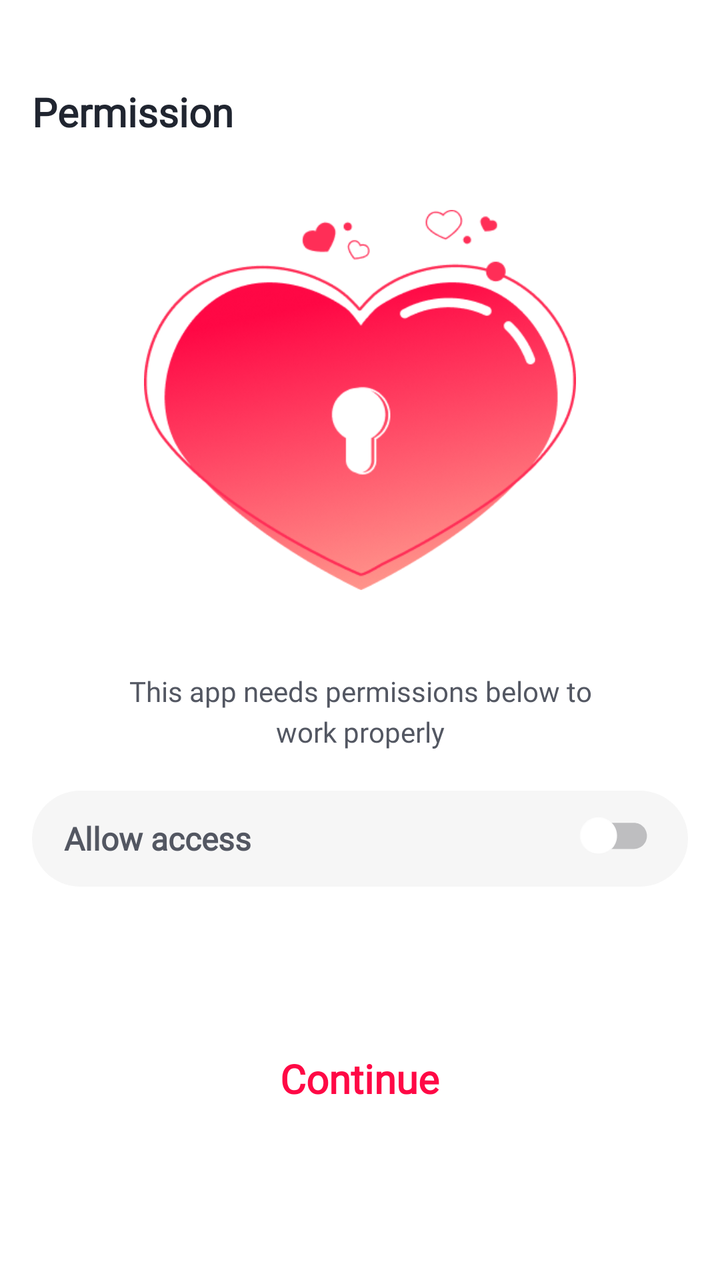
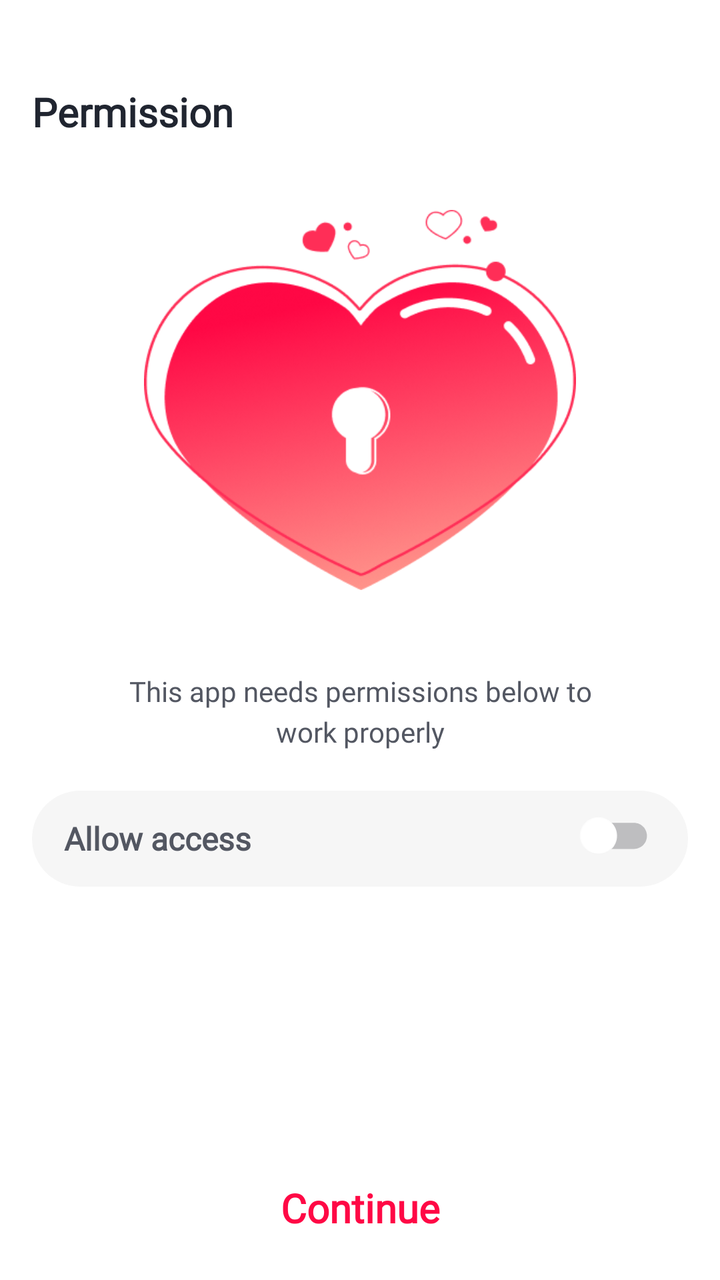

Before-and-after screenshots of an Android layout around one commit, followed by the original layout XML and the change that was made.
<!-- AndroidManifest.xml: activity theme Theme.Lovetest.Splash -->
<!-- res/layout/activity_permission.xml -->
<?xml version="1.0" encoding="utf-8"?>
<LinearLayout xmlns:android="http://schemas.android.com/apk/res/android"
    xmlns:app="http://schemas.android.com/apk/res-auto"
    xmlns:tools="http://schemas.android.com/tools"
    android:id="@+id/main"
    android:layout_width="match_parent"
    android:layout_height="match_parent"
    android:orientation="vertical"
    android:background="@drawable/splash_background"
    android:fillViewport="true"
    tools:context=".component.permission.PermissionActivity">
    <androidx.core.widget.NestedScrollView
        android:layout_width="match_parent"
        android:layout_height="0dp"
        android:layout_weight="1"
        android:fillViewport="true">
    <LinearLayout
        android:layout_width="match_parent"
        android:layout_height="wrap_content"
        android:orientation="vertical"
        android:paddingHorizontal="16dp"
        android:paddingBottom="24dp">
        <TextView
            android:id="@+id/tvTitle"
            android:layout_width="match_parent"
            android:layout_height="48dp"
            android:layout_marginTop="32dp"
            android:fontFamily="@font/plusjakartasans_semibold"
            android:gravity="center_vertical"
            android:text="@string/permission_title"
            android:textColor="@color/splash_title"
            android:textSize="20sp"
            android:textStyle="bold" />
        <ImageView
            android:id="@+id/imgPermission"
            android:layout_width="216dp"
            android:layout_height="192dp"
            android:layout_gravity="center_horizontal"
            android:layout_marginTop="24dp"
            android:importantForAccessibility="no"
            android:scaleType="fitCenter"
            android:src="@drawable/permission" />
        <TextView
            android:id="@+id/tvDescription"
            android:layout_width="match_parent"
            android:layout_height="wrap_content"
            android:layout_marginTop="40dp"
            android:fontFamily="@font/plusjakartasans_regular"
            android:gravity="center"
            android:lineSpacingExtra="4dp"
            android:text="@string/permission_description"
            android:textColor="@color/splash_notice"
            android:textSize="14sp" />
        <LinearLayout
            android:id="@+id/accessRow"
            android:layout_width="match_parent"
            android:layout_height="48dp"
            android:layout_marginTop="20dp"
            android:background="@drawable/background_permission_access"
            android:gravity="center_vertical"
            android:orientation="horizontal"
            android:paddingStart="16dp"
            android:paddingEnd="8dp">
            <TextView
                android:layout_width="0dp"
                android:layout_height="wrap_content"
                android:layout_weight="1"
                android:fontFamily="@font/plusjakartasans_semibold"
                android:labelFor="@id/switchAccess"
                android:text="@string/permission_allow_access"
                android:textColor="@color/splash_notice"
                android:textSize="16sp"
                android:textStyle="bold" />
            <androidx.appcompat.widget.AppCompatCheckBox
                android:id="@+id/switchAccess"
                android:layout_width="48dp"
                android:layout_height="48dp"
                android:background="@null"
                android:button="@drawable/permission_switch"
                android:contentDescription="@string/permission_allow_access"
                android:gravity="center"
                app:buttonTint="@null" />
        </LinearLayout>
        <TextView
            android:id="@+id/btnContinue"
            android:layout_width="wrap_content"
            android:layout_height="48dp"
            android:layout_gravity="center_horizontal"
            android:layout_marginTop="72dp"
            android:foreground="@drawable/foreground_click_circle"
            android:clickable="true"
            android:focusable="true"
            android:fontFamily="@font/plusjakartasans_semibold"
            android:gravity="center"
            android:paddingHorizontal="16dp"
            android:text="@string/permission_continue"
            android:textColor="@color/splash_accent"
            android:textSize="20sp"
            android:textStyle="bold" />
    </LinearLayout>
    </androidx.core.widget.NestedScrollView>

    <FrameLayout
        android:id="@+id/frAdsNative"
        android:layout_width="match_parent"
        android:layout_height="wrap_content"
        android:visibility="gone" />
</LinearLayout>
<!-- resources referenced by this layout -->
<resources>
  <color name="splash_accent">#FF0845</color>
  <color name="splash_notice">#535762</color>
  <color name="splash_title">#202530</color>
  <!-- drawable background_permission_access (drawable) -->
  <?xml version="1.0" encoding="utf-8"?>
  <shape xmlns:android="http://schemas.android.com/apk/res/android" android:shape="rectangle">
      <corners android:radius="24dp" />
      <solid android:color="@color/language_item_normal" />
  </shape>
  <!-- drawable foreground_click_circle (drawable) -->
  <?xml version="1.0" encoding="utf-8"?>
  <ripple xmlns:android="http://schemas.android.com/apk/res/android"
      android:color="#184B4F58">
      <item android:id="@android:id/mask">
          <shape android:shape="line">
              <solid android:color="@android:color/white" />
          </shape>
      </item>
  </ripple>
  <!-- drawable permission: png bitmap (drawable, 69127 bytes) -->
  <!-- drawable permission_switch (drawable) -->
  <?xml version="1.0" encoding="utf-8"?>
  <selector xmlns:android="http://schemas.android.com/apk/res/android">
      <item android:state_checked="true" android:drawable="@drawable/ic_on" />
      <item android:drawable="@drawable/ic_off" />
  </selector>
  <!-- drawable splash_background (drawable) -->
  <?xml version="1.0" encoding="utf-8"?>
  <shape xmlns:android="http://schemas.android.com/apk/res/android">
      <gradient android:angle="270" android:startColor="#FFFFFF" android:endColor="#FFFFFF" />
  </shape>
  <string name="permission_allow_access">Allow access</string>
  <string name="permission_continue">Continue</string>
  <string name="permission_description">This app needs permissions below to\nwork properly</string>
  <string name="permission_title">Permission</string>
  <style name="Theme.Lovetest.Splash" parent="Theme.AppCompat.Light.NoActionBar">
          <item name="android:windowLightStatusBar">true</item>
          <item name="android:windowLightNavigationBar">true</item>
      </style>
  <color name="language_item_normal">#F6F6F6</color>
  <!-- drawable ic_on: vector/xml drawable (drawable, 2900 chars, omitted) -->
  <!-- drawable ic_off: vector/xml drawable (drawable, 2836 chars, omitted) -->
</resources>

<!-- the commit's change to res/layout/activity_permission.xml (unified diff, before → after) -->
@@ -1,18 +1,20 @@
 <?xml version="1.0" encoding="utf-8"?>
-<LinearLayout xmlns:android="http://schemas.android.com/apk/res/android"
+<androidx.constraintlayout.widget.ConstraintLayout xmlns:android="http://schemas.android.com/apk/res/android"
     xmlns:app="http://schemas.android.com/apk/res-auto"
     xmlns:tools="http://schemas.android.com/tools"
     android:id="@+id/main"
     android:layout_width="match_parent"
     android:layout_height="match_parent"
-    android:orientation="vertical"
     android:background="@drawable/splash_background"
-    android:fillViewport="true"
     tools:context=".component.permission.PermissionActivity">
     <androidx.core.widget.NestedScrollView
+        android:id="@+id/nested"
         android:layout_width="match_parent"
         android:layout_height="0dp"
-        android:layout_weight="1"
+        app:layout_constraintTop_toTopOf="parent"
+        app:layout_constraintBottom_toTopOf="@id/btnContinue"
+        app:layout_constraintStart_toStartOf="parent"
+        app:layout_constraintEnd_toEndOf="parent"
         android:fillViewport="true">
     <LinearLayout
         android:layout_width="match_parent"
@@ -81,28 +83,32 @@
                 android:gravity="center"
                 app:buttonTint="@null" />
         </LinearLayout>
-        <TextView
-            android:id="@+id/btnContinue"
-            android:layout_width="wrap_content"
-            android:layout_height="48dp"
-            android:layout_gravity="center_horizontal"
-            android:layout_marginTop="72dp"
-            android:foreground="@drawable/foreground_click_circle"
-            android:clickable="true"
-            android:focusable="true"
-            android:fontFamily="@font/plusjakartasans_semibold"
-            android:gravity="center"
-            android:paddingHorizontal="16dp"
-            android:text="@string/permission_continue"
-            android:textColor="@color/splash_accent"
-            android:textSize="20sp"
-            android:textStyle="bold" />
     </LinearLayout>
     </androidx.core.widget.NestedScrollView>
-
+    <TextView
+        android:id="@+id/btnContinue"
+        android:layout_width="wrap_content"
+        android:layout_height="48dp"
+        android:layout_marginVertical="12dp"
+        android:foreground="@drawable/foreground_click_circle"
+        android:clickable="true"
+        android:focusable="true"
+        android:fontFamily="@font/plusjakartasans_semibold"
+        android:gravity="center"
+        android:paddingHorizontal="16dp"
+        android:text="@string/permission_continue"
+        android:textColor="@color/splash_accent"
+        android:textSize="20sp"
+        android:textStyle="bold"
+        app:layout_constraintBottom_toTopOf="@id/frAdsNative"
+        app:layout_constraintStart_toStartOf="parent"
+        app:layout_constraintEnd_toEndOf="parent"/>
     <FrameLayout
         android:id="@+id/frAdsNative"
-        android:layout_width="match_parent"
+        android:layout_width="0dp"
         android:layout_height="wrap_content"
+        app:layout_constraintBottom_toBottomOf="parent"
+        app:layout_constraintStart_toStartOf="parent"
+        app:layout_constraintEnd_toEndOf="parent"
         android:visibility="gone" />
-</LinearLayout>
+</androidx.constraintlayout.widget.ConstraintLayout>
